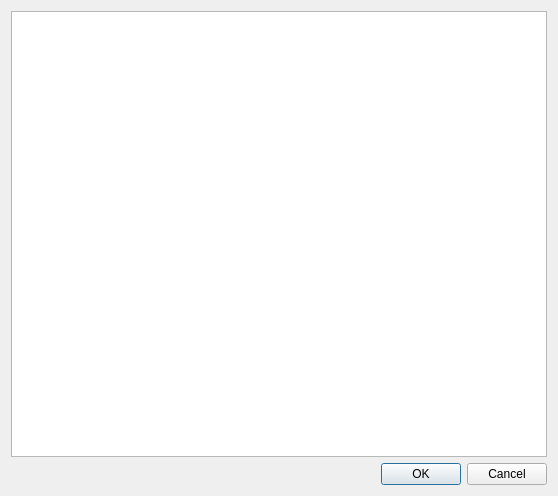
keygenqt/AssistantQt, file preview.ui: the form before one commit.
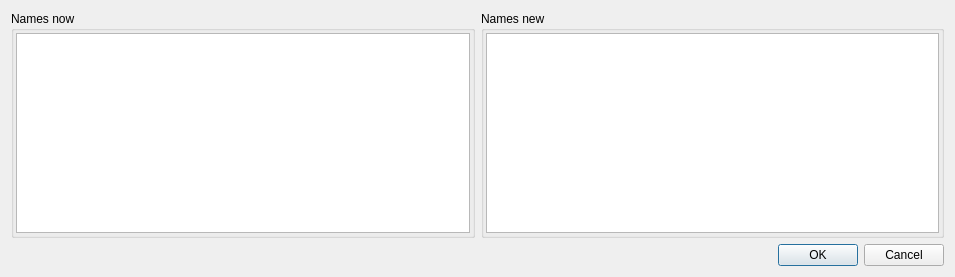
The form after the commit.

What changed in the file:
```diff
--- a/preview.ui
+++ b/preview.ui
@@ -6,8 +6,8 @@
    <rect>
     <x>0</x>
     <y>0</y>
-    <width>558</width>
-    <height>496</height>
+    <width>955</width>
+    <height>277</height>
    </rect>
   </property>
   <property name="windowTitle">
@@ -17,7 +17,113 @@
    <item row="0" column="0">
     <layout class="QGridLayout" name="gridLayout">
      <item row="0" column="0">
-      <widget class="QTableView" name="tableView"/>
+      <layout class="QHBoxLayout" name="horizontalLayout">
+       <item>
+        <widget class="QGroupBox" name="groupBox">
+         <property name="title">
+          <string>Names now</string>
+         </property>
+         <layout class="QGridLayout" name="gridLayout_3">
+          <property name="leftMargin">
+           <number>2</number>
+          </property>
+          <property name="topMargin">
+           <number>2</number>
+          </property>
+          <property name="rightMargin">
+           <number>2</number>
+          </property>
+          <property name="bottomMargin">
+           <number>2</number>
+          </property>
+          <property name="spacing">
+           <number>1</number>
+          </property>
+          <item row="0" column="0">
+           <widget class="QListView" name="listViewNow">
+            <property name="font">
+             <font>
+              <pointsize>10</pointsize>
+             </font>
+            </property>
+            <property name="focusPolicy">
+             <enum>Qt::NoFocus</enum>
+            </property>
+            <property name="editTriggers">
+             <set>QAbstractItemView::NoEditTriggers</set>
+            </property>
+            <property name="showDropIndicator" stdset="0">
+             <bool>false</bool>
+            </property>
+            <property name="alternatingRowColors">
+             <bool>true</bool>
+            </property>
+            <property name="selectionMode">
+             <enum>QAbstractItemView::NoSelection</enum>
+            </property>
+            <property name="selectionBehavior">
+             <enum>QAbstractItemView::SelectColumns</enum>
+            </property>
+            <property name="spacing">
+             <number>0</number>
+            </property>
+           </widget>
+          </item>
+         </layout>
+        </widget>
+       </item>
+       <item>
+        <widget class="QGroupBox" name="groupBox_2">
+         <property name="title">
+          <string>Names new</string>
+         </property>
+         <layout class="QGridLayout" name="gridLayout_4">
+          <property name="leftMargin">
+           <number>2</number>
+          </property>
+          <property name="topMargin">
+           <number>2</number>
+          </property>
+          <property name="rightMargin">
+           <number>2</number>
+          </property>
+          <property name="bottomMargin">
+           <number>2</number>
+          </property>
+          <property name="spacing">
+           <number>1</number>
+          </property>
+          <item row="0" column="0">
+           <widget class="QListView" name="listViewWill">
+            <property name="font">
+             <font>
+              <pointsize>10</pointsize>
+             </font>
+            </property>
+            <property name="focusPolicy">
+             <enum>Qt::NoFocus</enum>
+            </property>
+            <property name="editTriggers">
+             <set>QAbstractItemView::NoEditTriggers</set>
+            </property>
+            <property name="showDropIndicator" stdset="0">
+             <bool>false</bool>
+            </property>
+            <property name="alternatingRowColors">
+             <bool>true</bool>
+            </property>
+            <property name="selectionMode">
+             <enum>QAbstractItemView::NoSelection</enum>
+            </property>
+            <property name="selectionBehavior">
+             <enum>QAbstractItemView::SelectItems</enum>
+            </property>
+           </widget>
+          </item>
+         </layout>
+        </widget>
+       </item>
+      </layout>
      </item>
     </layout>
    </item>
```
Left out of the diff: 2 changed lines with no effect on the pictures.
